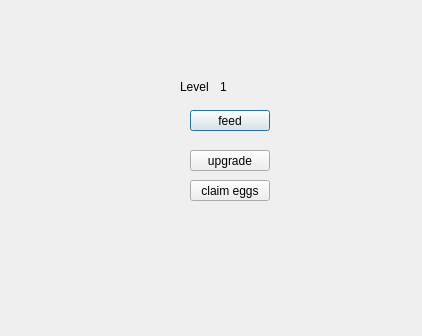
This is chicken_coop.ui in mohammadfattahi11/AP_Project as Qt 5 draws it before an edit. The edited form follows.
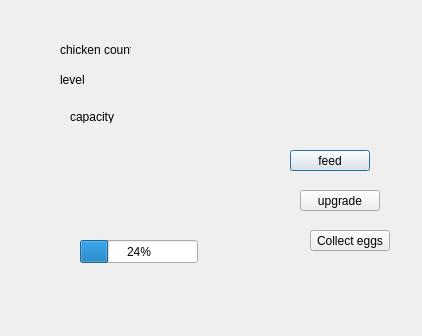
This is the edited form.

Diff of the .ui file:
```diff
--- a/chicken_coop.ui
+++ b/chicken_coop.ui
@@ -13,37 +13,11 @@
   <property name="windowTitle">
    <string>Dialog</string>
   </property>
-  <widget class="QLabel" name="label">
-   <property name="geometry">
-    <rect>
-     <x>180</x>
-     <y>80</y>
-     <width>47</width>
-     <height>13</height>
-    </rect>
-   </property>
-   <property name="text">
-    <string>Level</string>
-   </property>
-  </widget>
-  <widget class="QLabel" name="label_2">
-   <property name="geometry">
-    <rect>
-     <x>220</x>
-     <y>80</y>
-     <width>47</width>
-     <height>13</height>
-    </rect>
-   </property>
-   <property name="text">
-    <string>1</string>
-   </property>
-  </widget>
   <widget class="QPushButton" name="feed">
    <property name="geometry">
     <rect>
-     <x>190</x>
-     <y>110</y>
+     <x>290</x>
+     <y>150</y>
      <width>80</width>
      <height>21</height>
     </rect>
@@ -55,8 +29,8 @@
   <widget class="QPushButton" name="upgrade">
    <property name="geometry">
     <rect>
-     <x>190</x>
-     <y>150</y>
+     <x>300</x>
+     <y>190</y>
      <width>80</width>
      <height>21</height>
     </rect>
@@ -68,14 +42,105 @@
   <widget class="QPushButton" name="claim_eggs">
    <property name="geometry">
     <rect>
-     <x>190</x>
-     <y>180</y>
+     <x>310</x>
+     <y>230</y>
      <width>80</width>
      <height>21</height>
     </rect>
    </property>
    <property name="text">
-    <string>claim eggs</string>
+    <string>Collect eggs</string>
+   </property>
+  </widget>
+  <widget class="QLabel" name="label">
+   <property name="geometry">
+    <rect>
+     <x>60</x>
+     <y>40</y>
+     <width>71</width>
+     <height>20</height>
+    </rect>
+   </property>
+   <property name="text">
+    <string>chicken count</string>
+   </property>
+  </widget>
+  <widget class="QLabel" name="label_2">
+   <property name="geometry">
+    <rect>
+     <x>60</x>
+     <y>70</y>
+     <width>61</width>
+     <height>20</height>
+    </rect>
+   </property>
+   <property name="text">
+    <string>level</string>
+   </property>
+  </widget>
+  <widget class="QLabel" name="label_3">
+   <property name="geometry">
+    <rect>
+     <x>70</x>
+     <y>110</y>
+     <width>47</width>
+     <height>13</height>
+    </rect>
+   </property>
+   <property name="text">
+    <string>capacity</string>
+   </property>
+  </widget>
+  <widget class="QLabel" name="count">
+   <property name="geometry">
+    <rect>
+     <x>150</x>
+     <y>40</y>
+     <width>47</width>
+     <height>13</height>
+    </rect>
+   </property>
+   <property name="text">
+    <string/>
+   </property>
+  </widget>
+  <widget class="QLabel" name="level">
+   <property name="geometry">
+    <rect>
+     <x>150</x>
+     <y>70</y>
+     <width>47</width>
+     <height>13</height>
+    </rect>
+   </property>
+   <property name="text">
+    <string/>
+   </property>
+  </widget>
+  <widget class="QLabel" name="capacity">
+   <property name="geometry">
+    <rect>
+     <x>150</x>
+     <y>110</y>
+     <width>47</width>
+     <height>13</height>
+    </rect>
+   </property>
+   <property name="text">
+    <string/>
+   </property>
+  </widget>
+  <widget class="QProgressBar" name="chicken_pro">
+   <property name="geometry">
+    <rect>
+     <x>80</x>
+     <y>240</y>
+     <width>118</width>
+     <height>23</height>
+    </rect>
+   </property>
+   <property name="value">
+    <number>24</number>
    </property>
   </widget>
  </widget>
```
Left out of the diff: 2 changed lines with no effect on the pictures.
